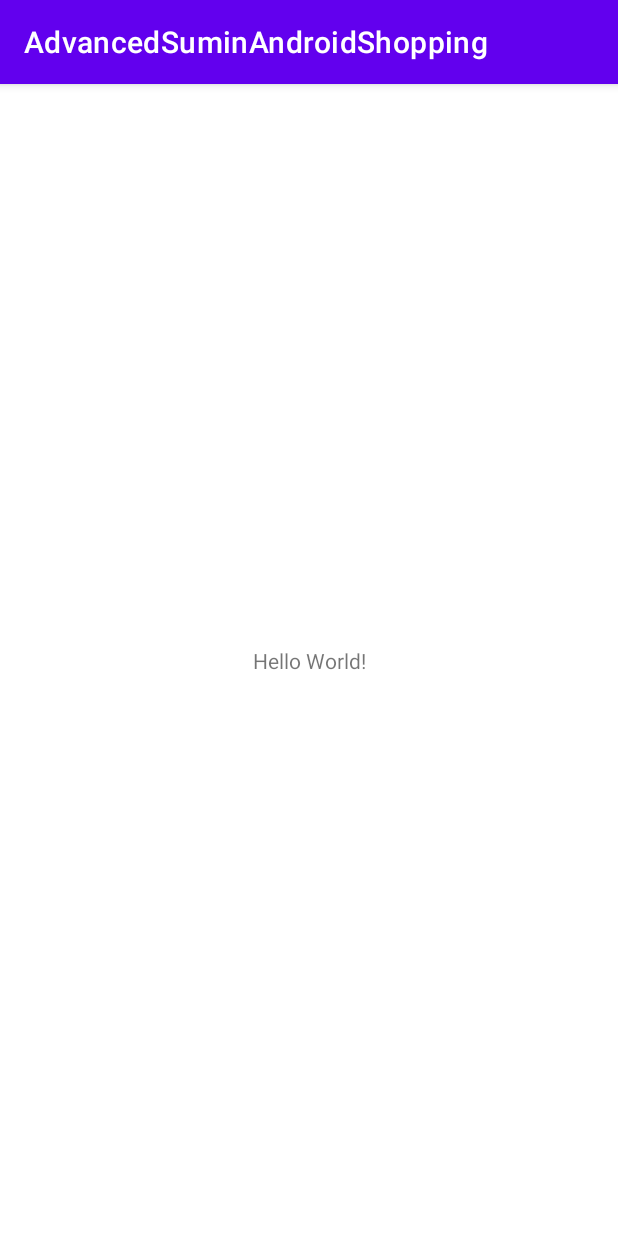
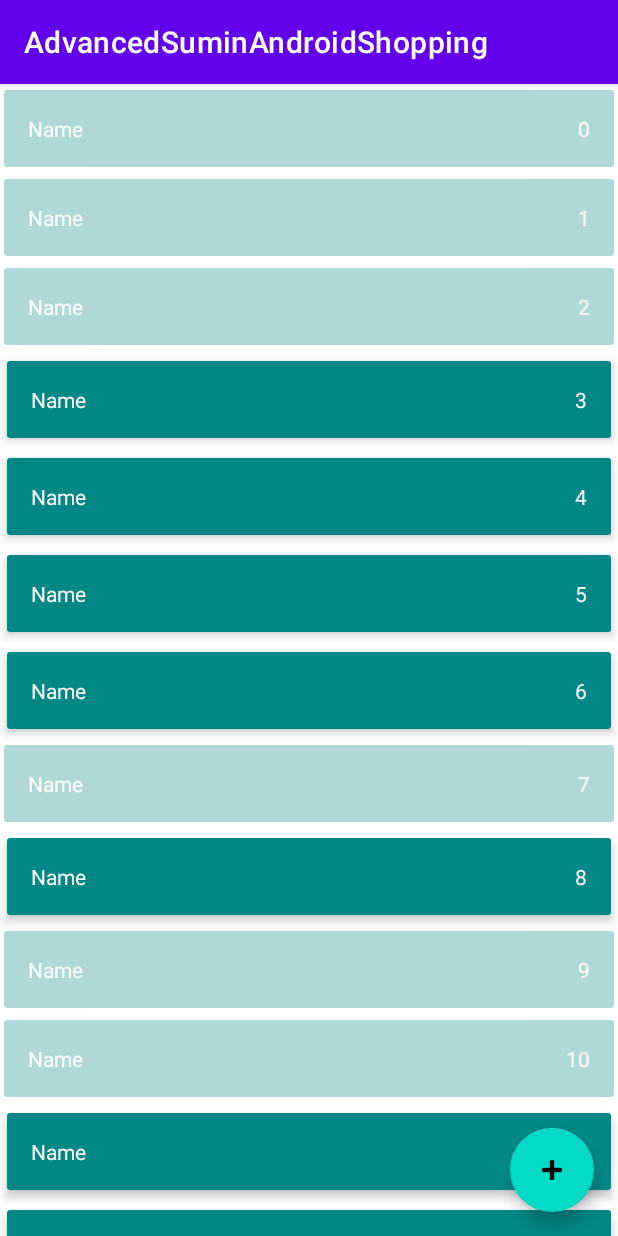
Before and after one commit to JuliaFalstaff/DataBindingTest, an Android app: the screen it shows after launch (MainActivity), on a phone screen of 412 x 824 dp. Run offline under Robolectric (Android 15) with nearby library versions, the phone set to English and light mode, and no system bars.

Commit message:
bad version of rv

```diff
--- a/app/build.gradle
+++ b/app/build.gradle
@@ -30,6 +30,10 @@ android {
     kotlinOptions {
         jvmTarget = '1.8'
     }
+
+    buildFeatures {
+        viewBinding true
+    }
 }
 
 dependencies {
--- a/app/src/main/java/com/example/shoppinglistapp/data/ShopListRepositoryImpl.kt
+++ b/app/src/main/java/com/example/shoppinglistapp/data/ShopListRepositoryImpl.kt
@@ -4,6 +4,7 @@ import androidx.lifecycle.LiveData
 import androidx.lifecycle.MutableLiveData
 import com.example.shoppinglistapp.domain.ShopItem
 import com.example.shoppinglistapp.domain.ShopListRepository
+import kotlin.random.Random
 
 object ShopListRepositoryImpl : ShopListRepository {
     private val shopList = mutableListOf<ShopItem>()
@@ -11,8 +12,8 @@ object ShopListRepositoryImpl : ShopListRepository {
     private var autoIncrement = 0
 
     init {
-        for (i in 0 until 10) {
-            val item = ShopItem("Name $i", i, true)
+        for (i in 0 until 100) {
+            val item = ShopItem("Name $i", i, Random.nextBoolean())
             addShopItem(item)
         }
     }
--- a/app/src/main/java/com/example/shoppinglistapp/presentation/MainActivity.kt
+++ b/app/src/main/java/com/example/shoppinglistapp/presentation/MainActivity.kt
@@ -5,21 +5,60 @@ import android.os.Bundle
 import android.util.Log
 import androidx.lifecycle.Observer
 import androidx.lifecycle.ViewModelProvider
-import com.example.shoppinglistapp.R
-import com.example.shoppinglistapp.domain.ShopItem
+import androidx.recyclerview.widget.ItemTouchHelper
+import androidx.recyclerview.widget.RecyclerView
+import com.example.shoppinglistapp.databinding.ActivityMainBinding
+import com.example.shoppinglistapp.presentation.adapter.ShopListAdapter
 
 class MainActivity : AppCompatActivity() {
 
     private lateinit var viewModel: MainViewModel
+    private lateinit var adapter: ShopListAdapter
+    lateinit var binding: ActivityMainBinding
 
     override fun onCreate(savedInstanceState: Bundle?) {
         super.onCreate(savedInstanceState)
-        setContentView(R.layout.activity_main)
+        binding = ActivityMainBinding.inflate(layoutInflater)
+        setContentView(binding.root)
+        setRV()
         viewModel = ViewModelProvider(this)[MainViewModel::class.java]
 
         viewModel.shopList.observe(this, Observer {
-            Log.d("TAG", it.toString())
+            adapter.shopList = it
 
         })
     }
+
+    private fun setRV() {
+        adapter = ShopListAdapter()
+        binding.recyclerViewShopList.adapter = adapter
+        binding.recyclerViewShopList.recycledViewPool.setMaxRecycledViews(ShopListAdapter.ENABLED, 15)
+        binding.recyclerViewShopList.recycledViewPool.setMaxRecycledViews(ShopListAdapter.DISABLED, 15)
+        setAdapterClickListeners()
+        setSwipeListener()
+    }
+
+    private fun setSwipeListener() {
+        val callback = object : ItemTouchHelper.SimpleCallback(0, ItemTouchHelper.RIGHT or ItemTouchHelper.LEFT) {
+            override fun onMove(recyclerView: RecyclerView, viewHolder: RecyclerView.ViewHolder, target: RecyclerView.ViewHolder): Boolean {
+                return false
+            }
+            override fun onSwiped(viewHolder: RecyclerView.ViewHolder, direction: Int) {
+                val item = adapter.shopList[viewHolder.adapterPosition]
+                viewModel.deleteSopItem(item)
+            }
+        }
+
+        val itemTouchHelper = ItemTouchHelper(callback)
+        itemTouchHelper.attachToRecyclerView(binding.recyclerViewShopList)
+    }
+
+    private fun setAdapterClickListeners() {
+        adapter.onLongItemClickListener = {
+            viewModel.changeEnableState(it)
+        }
+        adapter.onClickListener = {
+            Log.d("TAG", "listener")
+        }
+    }
 }
--- /dev/null
+++ b/app/src/main/java/com/example/shoppinglistapp/presentation/adapter/ShopListAdapter.kt
@@ -0,0 +1,110 @@
+package com.example.shoppinglistapp.presentation.adapter
+
+import android.view.LayoutInflater
+import android.view.ViewGroup
+import androidx.recyclerview.widget.RecyclerView
+import com.example.shoppinglistapp.databinding.ItemShopDisabledBinding
+import com.example.shoppinglistapp.databinding.ItemShopEnabledBinding
+import com.example.shoppinglistapp.domain.ShopItem
+
+class ShopListAdapter : RecyclerView.Adapter<RecyclerView.ViewHolder>() {
+
+    var shopList = listOf<ShopItem>()
+        set(value) {
+            field = value.sortedBy { it.id }
+            notifyDataSetChanged()
+        }
+
+    var onLongItemClickListener: ((ShopItem)-> Unit)? = null
+    var onClickListener: ((ShopItem)-> Unit)? = null
+
+    override fun onCreateViewHolder(parent: ViewGroup, viewType: Int): RecyclerView.ViewHolder {
+        return when (viewType) {
+            ENABLED -> ShopViewHolderEnabled(
+                ItemShopEnabledBinding.inflate(
+                    LayoutInflater.from(
+                        parent.context
+                    ), parent, false
+                )
+            )
+            DISABLED -> ShopViewHolderDisabled(
+                ItemShopDisabledBinding.inflate(
+                    LayoutInflater.from(
+                        parent.context
+                    ), parent, false
+                )
+            )
+            else -> throw RuntimeException(VIEWHOLDER_TYPE_ERROR)
+        }
+    }
+
+    override fun onBindViewHolder(holder: RecyclerView.ViewHolder, position: Int) {
+        val item = shopList[position]
+        when (holder.itemViewType) {
+            ENABLED -> {
+                holder as ShopViewHolderEnabled
+                holder.bind(item)
+            }
+            DISABLED -> {
+                holder as ShopViewHolderDisabled
+                holder.bind(item)
+            }
+        }
+    }
+
+    override fun getItemCount() = shopList.size
+
+    override fun getItemViewType(position: Int): Int {
+        val item = shopList[position]
+        return if (item.enabled) {
+            ENABLED
+        } else {
+            DISABLED
+        }
+    }
+
+    override fun onViewRecycled(holder: RecyclerView.ViewHolder) {
+        super.onViewRecycled(holder)
+    }
+
+    inner class ShopViewHolderEnabled(private val binding: ItemShopEnabledBinding) :
+        RecyclerView.ViewHolder(binding.root) {
+        fun bind(item: ShopItem) {
+            binding.textViewCount.text = item.name
+            binding.textViewCount.text = item.count.toString()
+            itemView.setOnLongClickListener {
+                onLongItemClickListener?.invoke(item)
+                true
+            }
+            itemView.setOnClickListener {
+                onClickListener?.invoke(item)
+            }
+        }
+    }
+
+    inner class ShopViewHolderDisabled(private val binding: ItemShopDisabledBinding) :
+        RecyclerView.ViewHolder(binding.root) {
+        fun bind(item: ShopItem) {
+            binding.textViewCount.text = item.name
+            binding.textViewCount.text = item.count.toString()
+            itemView.setOnLongClickListener {
+                onLongItemClickListener?.invoke(item)
+                true
+            }
+            itemView.setOnClickListener {
+                onClickListener?.invoke(item)
+            }
+        }
+    }
+
+    interface OnLongItemClickListener {
+        fun onLingClick(shopItem: ShopItem)
+    }
+
+
+    companion object {
+        const val ENABLED = 100
+        const val DISABLED = 101
+        private const val VIEWHOLDER_TYPE_ERROR = "Unknown type of viewholder"
+    }
+}
--- /dev/null
+++ b/app/src/main/java/com/example/shoppinglistapp/presentation/adapter/ShopListCallback.kt
@@ -0,0 +1,25 @@
+package com.example.shoppinglistapp.presentation.adapter
+
+import androidx.recyclerview.widget.DiffUtil
+import com.example.shoppinglistapp.domain.ShopItem
+
+class ShopListCallback(
+        private val oldList: List<ShopItem>,
+        private val newList: List<ShopItem>
+        ) : DiffUtil.Callback() {
+    override fun getOldListSize() = oldList.size
+
+    override fun getNewListSize() = newList.size
+
+    override fun areItemsTheSame(oldItemPosition: Int, newItemPosition: Int): Boolean {
+        val oldItem = oldList[oldItemPosition]
+        val newItem = newList[newItemPosition]
+        return oldItem.id == newItem.id
+    }
+
+    override fun areContentsTheSame(oldItemPosition: Int, newItemPosition: Int): Boolean {
+        val oldItem = oldList[oldItemPosition]
+        val newItem = newList[newItemPosition]
+        return oldItem == newItem
+    }
+}
--- a/app/src/main/res/layout/activity_main.xml
+++ b/app/src/main/res/layout/activity_main.xml
@@ -6,13 +6,24 @@
     android:layout_height="match_parent"
     tools:context=".presentation.MainActivity">
 
-    <TextView
-        android:layout_width="wrap_content"
-        android:layout_height="wrap_content"
-        android:text="Hello World!"
+    <androidx.recyclerview.widget.RecyclerView
+        android:id="@+id/recyclerViewShopList"
+        android:layout_width="0dp"
+        android:layout_height="0dp"
+        app:layoutManager="androidx.recyclerview.widget.LinearLayoutManager"
         app:layout_constraintBottom_toBottomOf="parent"
         app:layout_constraintLeft_toLeftOf="parent"
         app:layout_constraintRight_toRightOf="parent"
         app:layout_constraintTop_toTopOf="parent" />
 
+    <com.google.android.material.floatingactionbutton.FloatingActionButton
+        android:id="@+id/fabAddItem"
+        android:layout_width="wrap_content"
+        android:layout_height="wrap_content"
+        android:layout_margin="16dp"
+        android:src="@android:drawable/ic_input_add"
+        app:layout_constraintBottom_toBottomOf="parent"
+        app:layout_constraintEnd_toEndOf="parent"
+        android:contentDescription="add item" />
+
 </androidx.constraintlayout.widget.ConstraintLayout>
--- /dev/null
+++ b/app/src/main/res/layout/item_shop_disabled.xml
@@ -0,0 +1,37 @@
+<?xml version="1.0" encoding="utf-8"?>
+<androidx.cardview.widget.CardView xmlns:android="http://schemas.android.com/apk/res/android"
+    xmlns:app="http://schemas.android.com/apk/res-auto"
+    xmlns:tools="http://schemas.android.com/tools"
+    android:layout_width="match_parent"
+    android:layout_height="wrap_content"
+    app:cardElevation="1dp"
+    app:cardUseCompatPadding="true">
+
+    <LinearLayout
+        android:layout_width="match_parent"
+        android:layout_height="match_parent"
+        android:background="#50018786"
+        android:orientation="horizontal">
+
+        <TextView
+            android:id="@+id/textViewName"
+            android:layout_width="0dp"
+            android:layout_height="wrap_content"
+            android:layout_gravity="start"
+            android:layout_weight="1"
+            android:padding="16dp"
+            android:textColor="@color/white"
+            android:text="Name" />
+
+        <TextView
+            android:id="@+id/textViewCount"
+            android:layout_width="wrap_content"
+            android:layout_height="wrap_content"
+            android:layout_gravity="end"
+            android:padding="16dp"
+            android:textColor="@color/white"
+            tools:text="100" />
+    </LinearLayout>
+
+
+</androidx.cardview.widget.CardView>
--- /dev/null
+++ b/app/src/main/res/layout/item_shop_enabled.xml
@@ -0,0 +1,37 @@
+<?xml version="1.0" encoding="utf-8"?>
+<androidx.cardview.widget.CardView xmlns:android="http://schemas.android.com/apk/res/android"
+    xmlns:app="http://schemas.android.com/apk/res-auto"
+    xmlns:tools="http://schemas.android.com/tools"
+    android:layout_width="match_parent"
+    android:layout_height="wrap_content"
+    app:cardElevation="4dp"
+    app:cardUseCompatPadding="true">
+
+    <LinearLayout
+        android:layout_width="match_parent"
+        android:layout_height="match_parent"
+        android:background="#FF018786"
+        android:orientation="horizontal">
+
+        <TextView
+            android:id="@+id/textViewName"
+            android:layout_width="0dp"
+            android:layout_height="wrap_content"
+            android:layout_gravity="start"
+            android:layout_weight="1"
+            android:padding="16dp"
+            android:textColor="@color/white"
+            android:text="Name" />
+
+        <TextView
+            android:id="@+id/textViewCount"
+            android:layout_width="wrap_content"
+            android:layout_height="wrap_content"
+            android:layout_gravity="end"
+            android:padding="16dp"
+            android:textColor="@color/white"
+            tools:text="100" />
+    </LinearLayout>
+
+
+</androidx.cardview.widget.CardView>
```
